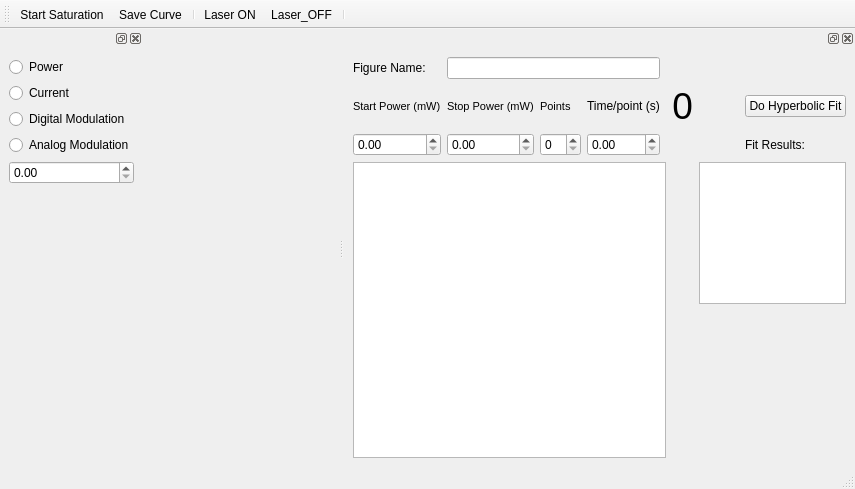
Qt form gui/laser/ui_laser.ui (sriharijayaram5/qudi) before a commit.
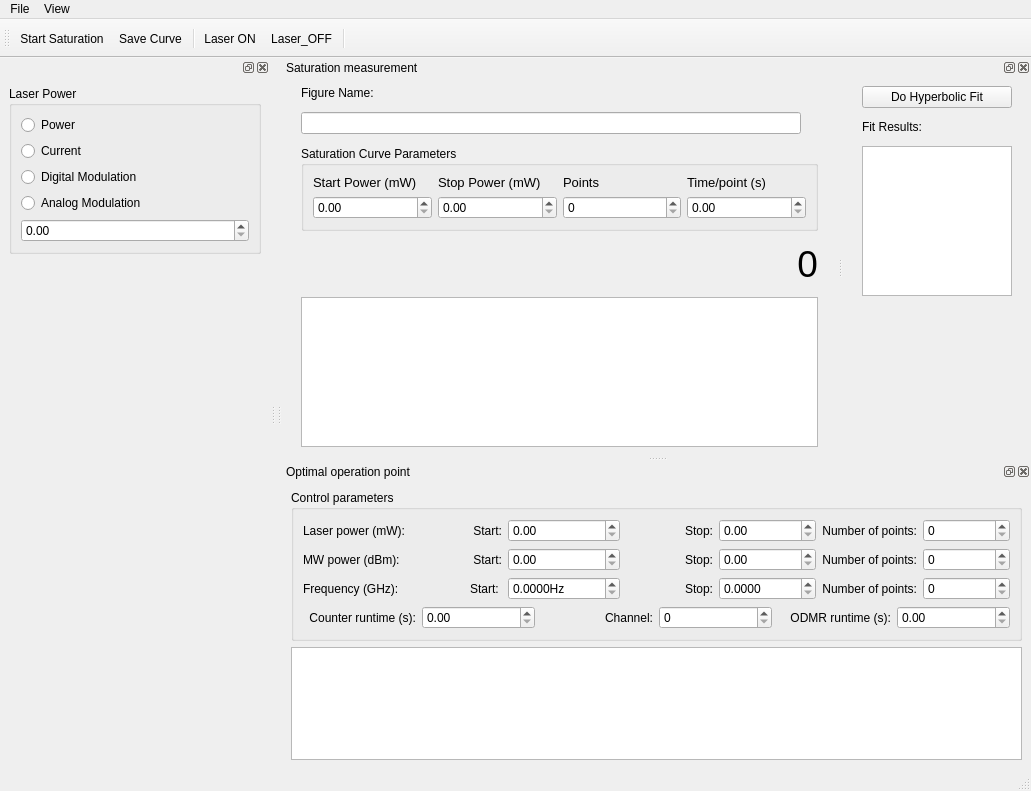
The same form after that commit. Icons and pictures are not drawn. Custom widgets are drawn as their Qt base class.

Commit message: Improve GUI for saturation curve. Add GUI for Optimal Operation Point measurement.

```diff
--- a/gui/laser/ui_laser.ui
+++ b/gui/laser/ui_laser.ui
@@ -6,8 +6,8 @@
    <rect>
     <x>0</x>
     <y>0</y>
-    <width>855</width>
-    <height>489</height>
+    <width>1031</width>
+    <height>791</height>
    </rect>
   </property>
   <property name="windowTitle">
@@ -23,99 +23,47 @@
      <verstretch>0</verstretch>
     </sizepolicy>
    </property>
-   <layout class="QGridLayout" name="gridLayout"/>
-  </widget>
-  <widget class="QStatusBar" name="statusbar"/>
-  <widget class="QDockWidget" name="dockWidget">
-   <property name="sizePolicy">
-    <sizepolicy hsizetype="Ignored" vsizetype="Preferred">
-     <horstretch>0</horstretch>
-     <verstretch>0</verstretch>
-    </sizepolicy>
+   <property name="maximumSize">
+    <size>
+     <width>0</width>
+     <height>0</height>
+    </size>
    </property>
-   <property name="allowedAreas">
-    <set>Qt::AllDockWidgetAreas</set>
+   <property name="mouseTracking">
+    <bool>true</bool>
    </property>
-   <attribute name="dockWidgetArea">
-    <number>1</number>
-   </attribute>
-   <widget class="QWidget" name="dockWidgetContents">
-    <property name="sizePolicy">
-     <sizepolicy hsizetype="Fixed" vsizetype="Preferred">
-      <horstretch>0</horstretch>
-      <verstretch>0</verstretch>
-     </sizepolicy>
-    </property>
-    <layout class="QGridLayout" name="gridLayout_3">
-     <item row="2" column="0">
-      <widget class="QRadioButton" name="digModulationRadioButton">
-       <property name="text">
-        <string>Digital Modulation</string>
-       </property>
-       <attribute name="buttonGroup">
-        <string notr="true">controlModeButtonGroup</string>
-       </attribute>
-      </widget>
-     </item>
-     <item row="1" column="0">
-      <widget class="QRadioButton" name="currentRadioButton">
-       <property name="text">
-        <string>Current</string>
-       </property>
-       <attribute name="buttonGroup">
-        <string notr="true">controlModeButtonGroup</string>
-       </attribute>
-      </widget>
-     </item>
-     <item row="0" column="0">
-      <widget class="QRadioButton" name="powerRadioButton">
-       <property name="text">
-        <string>Power</string>
-       </property>
-       <attribute name="buttonGroup">
-        <string notr="true">controlModeButtonGroup</string>
-       </attribute>
-      </widget>
-     </item>
-     <item row="4" column="0">
-      <widget class="ScienDSpinBox" name="LaserdoubleSpinBox"/>
-     </item>
-     <item row="3" column="0">
-      <widget class="QRadioButton" name="analogModulationRadioButton">
-       <property name="text">
-        <string>Analog Modulation</string>
-       </property>
-       <attribute name="buttonGroup">
-        <string notr="true">controlModeButtonGroup</string>
-       </attribute>
-      </widget>
-     </item>
-     <item row="5" column="0">
-      <spacer name="verticalSpacer">
-       <property name="orientation">
-        <enum>Qt::Vertical</enum>
-       </property>
-       <property name="sizeHint" stdset="0">
-        <size>
-         <width>20</width>
-         <height>40</height>
-        </size>
-       </property>
-      </spacer>
-     </item>
-    </layout>
-   </widget>
+   <property name="autoFillBackground">
+    <bool>false</bool>
+   </property>
   </widget>
-  <widget class="QDockWidget" name="saturation_Curve_DockWidget">
+  <widget class="QDockWidget" name="saturation_fit_DockWidget">
    <property name="sizePolicy">
     <sizepolicy hsizetype="Expanding" vsizetype="Preferred">
      <horstretch>0</horstretch>
      <verstretch>0</verstretch>
     </sizepolicy>
    </property>
+   <property name="minimumSize">
+    <size>
+     <width>730</width>
+     <height>398</height>
+    </size>
+   </property>
+   <property name="accessibleDescription">
+    <string/>
+   </property>
+   <property name="autoFillBackground">
+    <bool>false</bool>
+   </property>
+   <property name="floating">
+    <bool>false</bool>
+   </property>
    <property name="allowedAreas">
     <set>Qt::AllDockWidgetAreas</set>
    </property>
+   <property name="windowTitle">
+    <string>Saturation measurement</string>
+   </property>
    <attribute name="dockWidgetArea">
     <number>2</number>
    </attribute>
@@ -126,162 +74,290 @@
       <verstretch>0</verstretch>
      </sizepolicy>
     </property>
-    <layout class="QGridLayout" name="gridLayout_2">
-     <property name="sizeConstraint">
-      <enum>QLayout::SetMaximumSize</enum>
-     </property>
-     <item row="4" column="9">
-      <widget class="QPushButton" name="dofit_Button">
-       <property name="text">
-        <string>Do Hyperbolic Fit</string>
-       </property>
-      </widget>
-     </item>
-     <item row="5" column="2">
-      <widget class="QSpinBox" name="numPointsSpinBox"/>
-     </item>
-     <item row="1" column="1" colspan="3">
-      <widget class="QLineEdit" name="save_tag_LineEdit"/>
-     </item>
-     <item row="4" column="1">
-      <widget class="QLabel" name="StopPowerLabel">
-       <property name="font">
-        <font>
-         <pointsize>8</pointsize>
-        </font>
-       </property>
-       <property name="text">
-        <string>Stop Power (mW)</string>
-       </property>
-      </widget>
-     </item>
-     <item row="4" column="2">
-      <widget class="QLabel" name="NumPointsLabel">
-       <property name="font">
-        <font>
-         <pointsize>8</pointsize>
-        </font>
-       </property>
-       <property name="text">
-        <string>Points</string>
-       </property>
-      </widget>
-     </item>
-     <item row="4" column="0">
-      <widget class="QLabel" name="startPowerLabel">
-       <property name="font">
-        <font>
-         <pointsize>8</pointsize>
-        </font>
-       </property>
-       <property name="text">
-        <string>Start Power (mW)</string>
-       </property>
-      </widget>
-     </item>
-     <item row="5" column="0">
-      <widget class="ScienDSpinBox" name="startPowerDoubleSpinBox"/>
-     </item>
-     <item row="5" column="3">
-      <widget class="ScienDSpinBox" name="timeDoubleSpinBox"/>
-     </item>
-     <item row="4" column="3">
-      <widget class="QLabel" name="TimeperpointLabel">
-       <property name="text">
-        <string>Time/point (s)</string>
-       </property>
-      </widget>
-     </item>
-     <item row="5" column="1">
-      <widget class="ScienDSpinBox" name="stopPowerDoubleSpinBox"/>
-     </item>
-     <item row="1" column="0">
-      <widget class="QLabel" name="save_tag_label">
-       <property name="text">
-        <string>Figure Name:</string>
-       </property>
-      </widget>
-     </item>
-     <item row="5" column="9">
-      <widget class="QLabel" name="fit_tag_label">
-       <property name="text">
-        <string>Fit Results:</string>
-       </property>
-      </widget>
-     </item>
-     <item row="4" column="7">
-      <widget class="QLabel" name="saturation_Curve_Label">
-       <property name="sizePolicy">
-        <sizepolicy hsizetype="Expanding" vsizetype="Preferred">
-         <horstretch>0</horstretch>
-         <verstretch>0</verstretch>
-        </sizepolicy>
-       </property>
-       <property name="font">
-        <font>
-         <pointsize>28</pointsize>
-        </font>
-       </property>
-       <property name="text">
-        <string>0</string>
-       </property>
-       <property name="alignment">
-        <set>Qt::AlignRight|Qt::AlignTrailing|Qt::AlignVCenter</set>
-       </property>
-      </widget>
-     </item>
-     <item row="4" column="8">
-      <spacer name="horizontalSpacer">
+    <layout class="QHBoxLayout" name="horizontalLayout_2">
+     <item>
+      <widget class="QSplitter" name="splitter">
        <property name="orientation">
         <enum>Qt::Horizontal</enum>
        </property>
-       <property name="sizeHint" stdset="0">
-        <size>
-         <width>40</width>
-         <height>20</height>
-        </size>
-       </property>
-      </spacer>
-     </item>
-     <item row="6" column="0" rowspan="3" colspan="5">
-      <widget class="PlotWidget" name="saturation_Curve_PlotWidget"/>
-     </item>
-     <item row="8" column="9">
-      <spacer name="verticalSpacer_2">
-       <property name="orientation">
-        <enum>Qt::Vertical</enum>
-       </property>
-       <property name="sizeHint" stdset="0">
-        <size>
-         <width>20</width>
-         <height>40</height>
-        </size>
-       </property>
-      </spacer>
-     </item>
-     <item row="6" column="8" colspan="2">
-      <widget class="QTextBrowser" name="saturation_fit_results_DisplayWidget">
-       <property name="sizeAdjustPolicy">
-        <enum>QAbstractScrollArea::AdjustToContents</enum>
-       </property>
-       <property name="tabChangesFocus">
-        <bool>true</bool>
-       </property>
+       <widget class="QWidget" name="layoutWidget">
+        <layout class="QVBoxLayout" name="verticalLayout_7">
+         <property name="spacing">
+          <number>12</number>
+         </property>
+         <property name="leftMargin">
+          <number>10</number>
+         </property>
+         <property name="rightMargin">
+          <number>20</number>
+         </property>
+         <item>
+          <widget class="QLabel" name="save_tag_label">
+           <property name="text">
+            <string>Figure Name:</string>
+           </property>
+          </widget>
+         </item>
+         <item>
+          <widget class="QLineEdit" name="save_tag_LineEdit">
+           <property name="minimumSize">
+            <size>
+             <width>200</width>
+             <height>0</height>
+            </size>
+           </property>
+           <property name="maximumSize">
+            <size>
+             <width>500</width>
+             <height>16777215</height>
+            </size>
+           </property>
+           <property name="toolTip">
+            <string>Enter a nametag which will be added to the filename.</string>
+           </property>
+          </widget>
+         </item>
+         <item>
+          <widget class="QGroupBox" name="groupBox_2">
+           <property name="title">
+            <string>Saturation Curve Parameters</string>
+           </property>
+           <layout class="QHBoxLayout" name="horizontalLayout_4">
+            <item>
+             <layout class="QVBoxLayout" name="verticalLayout_2">
+              <item>
+               <widget class="QLabel" name="startPowerLabel">
+                <property name="sizePolicy">
+                 <sizepolicy hsizetype="Preferred" vsizetype="Preferred">
+                  <horstretch>0</horstretch>
+                  <verstretch>0</verstretch>
+                 </sizepolicy>
+                </property>
+                <property name="font">
+                 <font>
+                  <pointsize>10</pointsize>
+                 </font>
+                </property>
+                <property name="text">
+                 <string>Start Power (mW)</string>
+                </property>
+               </widget>
+              </item>
+              <item>
+               <widget class="ScienDSpinBox" name="startPowerDoubleSpinBox"/>
+              </item>
+             </layout>
+            </item>
+            <item>
+             <layout class="QVBoxLayout" name="verticalLayout_3">
+              <item>
+               <widget class="QLabel" name="StopPowerLabel">
+                <property name="sizePolicy">
+                 <sizepolicy hsizetype="Preferred" vsizetype="Preferred">
+                  <horstretch>0</horstretch>
+                  <verstretch>0</verstretch>
+                 </sizepolicy>
+                </property>
+                <property name="font">
+                 <font>
+                  <pointsize>10</pointsize>
+                 </font>
+                </property>
+                <property name="text">
+                 <string>Stop Power (mW)</string>
+                </property>
+               </widget>
+              </item>
+              <item>
+               <widget class="ScienDSpinBox" name="stopPowerDoubleSpinBox"/>
+              </item>
+             </layout>
+            </item>
+            <item>
+             <layout class="QVBoxLayout" name="verticalLayout_4">
+              <item>
+               <widget class="QLabel" name="NumPointsLabel">
+                <property name="sizePolicy">
+                 <sizepolicy hsizetype="Preferred" vsizetype="Preferred">
+                  <horstretch>0</horstretch>
+                  <verstretch>0</verstretch>
+                 </sizepolicy>
+                </property>
+                <property name="font">
+                 <font>
+                  <pointsize>10</pointsize>
+                 </font>
+                </property>
+                <property name="text">
+                 <string>Points</string>
+                </property>
+               </widget>
+              </item>
+              <item>
+               <widget class="QSpinBox" name="numPointsSpinBox"/>
+              </item>
+             </layout>
+            </item>
+            <item>
+             <layout class="QVBoxLayout" name="verticalLayout_5">
+              <item>
+               <widget class="QLabel" name="TimeperpointLabel">
+                <property name="sizePolicy">
+                 <sizepolicy hsizetype="Preferred" vsizetype="Preferred">
+                  <horstretch>0</horstretch>
+                  <verstretch>0</verstretch>
+                 </sizepolicy>
+                </property>
+                <property name="font">
+                 <font>
+                  <pointsize>10</pointsize>
+                 </font>
+                </property>
+                <property name="text">
+                 <string>&lt;html&gt;&lt;head/&gt;&lt;body&gt;&lt;p&gt;Time/point (s)&lt;/p&gt;&lt;/body&gt;&lt;/html&gt;</string>
+                </property>
+                <property name="textFormat">
+                 <enum>Qt::AutoText</enum>
+                </property>
+               </widget>
+              </item>
+              <item>
+               <widget class="ScienDSpinBox" name="timeDoubleSpinBox"/>
+              </item>
+             </layout>
+            </item>
+           </layout>
+          </widget>
+         </item>
+         <item>
+          <layout class="QHBoxLayout" name="horizontalLayout">
+           <item>
+            <spacer name="horizontalSpacer">
+             <property name="orientation">
+              <enum>Qt::Horizontal</enum>
+             </property>
+             <property name="sizeHint" stdset="0">
+              <size>
+               <width>33</width>
+               <height>39</height>
+              </size>
+             </property>
+            </spacer>
+           </item>
+           <item>
+            <widget class="QLabel" name="saturation_Curve_Label">
+             <property name="sizePolicy">
+              <sizepolicy hsizetype="Expanding" vsizetype="Preferred">
+               <horstretch>0</horstretch>
+               <verstretch>0</verstretch>
+              </sizepolicy>
+             </property>
+             <property name="font">
+              <font>
+               <pointsize>28</pointsize>
+              </font>
+             </property>
+             <property name="text">
+              <string>0</string>
+             </property>
+             <property name="alignment">
+              <set>Qt::AlignRight|Qt::AlignTrailing|Qt::AlignVCenter</set>
+             </property>
+            </widget>
+           </item>
+          </layout>
+         </item>
+         <item>
+          <widget class="PlotWidget" name="saturation_Curve_PlotWidget">
+           <property name="sizePolicy">
+            <sizepolicy hsizetype="Expanding" vsizetype="Expanding">
+             <horstretch>2</horstretch>
+             <verstretch>0</verstretch>
+            </sizepolicy>
+           </property>
+          </widget>
+         </item>
+        </layout>
+       </widget>
+       <widget class="QWidget" name="layoutWidget">
+        <layout class="QVBoxLayout" name="verticalLayout">
+         <property name="spacing">
+          <number>12</number>
+         </property>
+         <property name="leftMargin">
+          <number>20</number>
+         </property>
+         <property name="rightMargin">
+          <number>10</number>
+         </property>
+         <item>
+          <widget class="QPushButton" name="dofit_Button">
+           <property name="maximumSize">
+            <size>
+             <width>275</width>
+             <height>16777215</height>
+            </size>
+           </property>
+           <property name="text">
+            <string>Do Hyperbolic Fit</string>
+           </property>
+           <property name="checkable">
+            <bool>true</bool>
+           </property>
+           <property name="autoDefault">
+            <bool>false</bool>
+           </property>
+          </widget>
+         </item>
+         <item>
+          <widget class="QLabel" name="fit_tag_label">
+           <property name="text">
+            <string>Fit Results:</string>
+           </property>
+          </widget>
+         </item>
+         <item>
+          <widget class="QTextBrowser" name="saturation_fit_results_DisplayWidget">
+           <property name="sizePolicy">
+            <sizepolicy hsizetype="Expanding" vsizetype="Expanding">
+             <horstretch>1</horstretch>
+             <verstretch>0</verstretch>
+            </sizepolicy>
+           </property>
+           <property name="maximumSize">
+            <size>
+             <width>275</width>
+             <height>150</height>
+            </size>
+           </property>
+           <property name="sizeAdjustPolicy">
+            <enum>QAbstractScrollArea::AdjustToContents</enum>
+           </property>
+           <property name="tabChangesFocus">
+            <bool>true</bool>
+           </property>
+          </widget>
+         </item>
+         <item>
+          <spacer name="verticalSpacer">
+           <property name="orientation">
+            <enum>Qt::Vertical</enum>
+           </property>
+           <property name="sizeHint" stdset="0">
+            <size>
+             <width>20</width>
+             <height>40</height>
+            </size>
+           </property>
+          </spacer>
+         </item>
+        </layout>
+       </widget>
       </widget>
      </item>
     </layout>
    </widget>
   </widget>
-  <widget class="QMenuBar" name="menubar">
-   <property name="geometry">
-    <rect>
-     <x>0</x>
-     <y>0</y>
-     <width>855</width>
-     <height>22</height>
-    </rect>
-   </property>
-  </widget>
   <widget class="QToolBar" name="toolBar">
    <property name="windowTitle">
     <string>toolBar</string>
@@ -301,6 +377,358 @@
    <addaction name="laser_ON_Action"/>
    <addaction name="laser_OFF_Action"/>
    <addaction name="separator"/>
+   <addaction name="run_stop_measurement_Action"/>
+  </widget>
+  <widget class="QStatusBar" name="statusbar"/>
+  <widget class="QMenuBar" name="menubar">
+   <property name="geometry">
+    <rect>
+     <x>0</x>
+     <y>0</y>
+     <width>1031</width>
+     <height>22</height>
+    </rect>
+   </property>
+   <widget class="QMenu" name="menuFile">
+    <property name="title">
+     <string>File</string>
+    </property>
+    <addaction name="action_Save"/>
+    <addaction name="action_Close"/>
+   </widget>
+   <widget class="QMenu" name="menuView">
+    <property name="title">
+     <string>View</string>
+    </property>
+    <addaction name="action_RestoreDefault"/>
+   </widget>
+   <addaction name="menuFile"/>
+   <addaction name="menuView"/>
+  </widget>
+  <widget class="QDockWidget" name="laser_power_DockWidget">
+   <property name="sizePolicy">
+    <sizepolicy hsizetype="Fixed" vsizetype="Preferred">
+     <horstretch>0</horstretch>
+     <verstretch>0</verstretch>
+    </sizepolicy>
+   </property>
+   <property name="minimumSize">
+    <size>
+     <width>200</width>
+     <height>259</height>
+    </size>
+   </property>
+   <property name="maximumSize">
+    <size>
+     <width>270</width>
+     <height>324</height>
+    </size>
+   </property>
+   <property name="windowTitle">
+    <string/>
+   </property>
+   <attribute name="dockWidgetArea">
+    <number>1</number>
+   </attribute>
+   <widget class="QWidget" name="dockWidgetContents_3">
+    <layout class="QVBoxLayout" name="verticalLayout_9">
+     <item>
+      <widget class="QGroupBox" name="groupBox">
+       <property name="title">
+        <string>Laser Power</string>
+       </property>
+       <layout class="QVBoxLayout" name="verticalLayout_8">
+        <item>
+         <widget class="QRadioButton" name="powerRadioButton">
+          <property name="text">
+           <string>Power</string>
+          </property>
+          <attribute name="buttonGroup">
+           <string notr="true">controlModeButtonGroup</string>
+          </attribute>
+         </widget>
+        </item>
+        <item>
+         <widget class="QRadioButton" name="currentRadioButton">
+          <property name="text">
+           <string>Current</string>
+          </property>
+          <attribute name="buttonGroup">
+           <string notr="true">controlModeButtonGroup</string>
+          </attribute>
+         </widget>
+        </item>
+        <item>
+         <widget class="QRadioButton" name="digModulationRadioButton">
+          <property name="text">
+           <string>Digital Modulation</string>
+          </property>
+          <attribute name="buttonGroup">
+           <string notr="true">controlModeButtonGroup</string>
+          </attribute>
+         </widget>
+        </item>
+        <item>
+         <widget class="QRadioButton" name="analogModulationRadioButton">
+          <property name="text">
+           <string>Analog Modulation</string>
+          </property>
+          <attribute name="buttonGroup">
+           <string notr="true">controlModeButtonGroup</string>
+          </attribute>
+         </widget>
+        </item>
+        <item>
+         <widget class="ScienDSpinBox" name="LaserdoubleSpinBox"/>
+        </item>
+       </layout>
+      </widget>
+     </item>
+     <item>
+      <spacer name="verticalSpacer_3">
+       <property name="orientation">
+        <enum>Qt::Vertical</enum>
+       </property>
+       <property name="sizeHint" stdset="0">
+        <size>
+         <width>20</width>
+         <height>40</height>
+        </size>
+       </property>
+      </spacer>
+     </item>
+    </layout>
+   </widget>
+  </widget>
+  <widget class="QDockWidget" name="OOP_DockWidget">
+   <property name="windowTitle">
+    <string>Optimal operation point</string>
+   </property>
+   <attribute name="dockWidgetArea">
+    <number>2</number>
+   </attribute>
+   <widget class="QWidget" name="dockWidgetContents_4">
+    <layout class="QVBoxLayout" name="verticalLayout_10">
+     <item>
+      <widget class="QGroupBox" name="groupBox_3">
+       <property name="title">
+        <string>Control parameters</string>
+       </property>
+       <layout class="QVBoxLayout" name="verticalLayout_6">
+        <item>
+         <layout class="QGridLayout" name="gridLayout">
+          <item row="2" column="5">
+           <widget class="QLabel" name="freq_num_Label">
+            <property name="text">
+             <string>Number of points:</string>
+            </property>
+            <property name="alignment">
+             <set>Qt::AlignRight|Qt::AlignTrailing|Qt::AlignVCenter</set>
+            </property>
+           </widget>
+          </item>
+          <item row="1" column="5">
+           <widget class="QLabel" name="mw_power_num_Label">
+            <property name="text">
+             <string>Number of points:</string>
+            </property>
+            <property name="alignment">
+             <set>Qt::AlignRight|Qt::AlignTrailing|Qt::AlignVCenter</set>
+            </property>
+           </widget>
+          </item>
+          <item row="0" column="3">
+           <widget class="QLabel" name="laser_power_stop_Label">
+            <property name="text">
+             <string>Stop:</string>
+            </property>
+            <property name="alignment">
+             <set>Qt::AlignRight|Qt::AlignTrailing|Qt::AlignVCenter</set>
+            </property>
+           </widget>
+          </item>
+          <item row="0" column="4">
+           <widget class="ScienDSpinBox" name="laser_power_stop_DoubleSpinBox"/>
+          </item>
+          <item row="0" column="5">
+           <widget class="QLabel" name="laser_power_num_Label">
+            <property name="text">
+             <string>Number of points:</string>
+            </property>
+            <property name="alignment">
+             <set>Qt::AlignRight|Qt::AlignTrailing|Qt::AlignVCenter</set>
+            </property>
+           </widget>
+          </item>
+          <item row="1" column="0">
+           <widget class="QLabel" name="mw_power_Label">
+            <property name="text">
+             <string>MW power (dBm): </string>
+            </property>
+           </widget>
+          </item>
+          <item row="0" column="6">
+           <widget class="QSpinBox" name="laser_power_num_SpinBox"/>
+          </item>
+          <item row="2" column="0">
+           <widget class="QLabel" name="freq_Label">
+            <property name="text">
+             <string>Frequency (GHz):</string>
+            </property>
+           </widget>
+          </item>
+          <item row="1" column="4">
+           <widget class="ScienDSpinBox" name="mw_power_stop_DoubleSpinBox"/>
+          </item>
+          <item row="2" column="4">
+           <widget class="ScienDSpinBox" name="freq_stop_DoubleSpinBox">
+            <property name="decimals">
+             <number>4</number>
+            </property>
+            <property name="maximum">
+             <double>1000000000.000000000000000</double>
+            </property>
+           </widget>
+          </item>
+          <item row="1" column="2">
+           <widget class="ScienDSpinBox" name="mw_power_start_DoubleSpinBox"/>
+          </item>
+          <item row="2" column="6">
+           <widget class="QSpinBox" name="freq_num_SpinBox"/>
+          </item>
+          <item row="1" column="1">
+           <widget class="QLabel" name="mw_power_start_Label">
+            <property name="text">
+             <string>Start:</string>
+            </property>
+            <property name="alignment">
+             <set>Qt::AlignRight|Qt::AlignTrailing|Qt::AlignVCenter</set>
+            </property>
+           </widget>
+          </item>
+          <item row="1" column="6">
+           <widget class="QSpinBox" name="mw_power_num_SpinBox"/>
+          </item>
+          <item row="1" column="3">
+           <widget class="QLabel" name="mw_power_stop_Label">
+            <property name="text">
+             <string>Stop:</string>
+            </property>
+            <property name="alignment">
+             <set>Qt::AlignRight|Qt::AlignTrailing|Qt::AlignVCenter</set>
+            </property>
+           </widget>
+          </item>
+          <item row="2" column="1">
+           <widget class="QLabel" name="freq_start_Label">
+            <property name="text">
+             <string>Start: </string>
+            </property>
+            <property name="alignment">
+             <set>Qt::AlignRight|Qt::AlignTrailing|Qt::AlignVCenter</set>
+            </property>
+           </widget>
+          </item>
+          <item row="2" column="3">
+           <widget class="QLabel" name="freq_stop_Label">
+            <property name="text">
+             <string>Stop:</string>
+            </property>
+            <property name="alignment">
+             <set>Qt::AlignRight|Qt::AlignTrailing|Qt::AlignVCenter</set>
+            </property>
+           </widget>
+          </item>
+          <item row="2" column="2">
+           <widget class="ScienDSpinBox" name="freq_start_DoubleSpinBox">
+            <property name="suffix">
+             <string>Hz</string>
+            </property>
+            <property name="decimals">
+             <number>4</number>
+            </property>
+            <property name="maximum">
+             <double>1000000000.000000000000000</double>
+            </property>
+           </widget>
+          </item>
+          <item row="0" column="1">
+           <widget class="QLabel" name="laser_power_start_Label">
+            <property name="text">
+             <string>Start:</string>
+            </property>
+            <property name="alignment">
+             <set>Qt::AlignRight|Qt::AlignTrailing|Qt::AlignVCenter</set>
+            </property>
+           </widget>
+          </item>
+          <item row="0" column="0">
+           <widget class="QLabel" name="laser_power_Label">
+            <property name="text">
+             <string>Laser power (mW): </string>
+            </property>
+           </widget>
+          </item>
+          <item row="0" column="2">
+           <widget class="ScienDSpinBox" name="laser_power_start_DoubleSpinBox">
+            <property name="decimals">
+             <number>2</number>
+            </property>
+           </widget>
+          </item>
+         </layout>
+        </item>
+        <item>
+         <layout class="QHBoxLayout" name="horizontalLayout_5">
+          <item>
+           <widget class="QLabel" name="counter_runtime_Label">
+            <property name="text">
+             <string>Counter runtime (s):</string>
+            </property>
+            <property name="alignment">
+             <set>Qt::AlignRight|Qt::AlignTrailing|Qt::AlignVCenter</set>
+            </property>
+           </widget>
+          </item>
+          <item>
+           <widget class="ScienDSpinBox" name="counter_runtime_DoubleSpinBox"/>
+          </item>
+          <item>
+           <widget class="QLabel" name="channel_Label">
+            <property name="text">
+             <string>Channel:</string>
+            </property>
+            <property name="alignment">
+             <set>Qt::AlignRight|Qt::AlignTrailing|Qt::AlignVCenter</set>
+            </property>
+           </widget>
+          </item>
+          <item>
+           <widget class="QSpinBox" name="channel_SpinBox"/>
+          </item>
+          <item>
+           <widget class="QLabel" name="odmr_runtime_label">
+            <property name="text">
+             <string>ODMR runtime (s):</string>
+            </property>
+            <property name="alignment">
+             <set>Qt::AlignRight|Qt::AlignTrailing|Qt::AlignVCenter</set>
+            </property>
+           </widget>
+          </item>
+          <item>
+           <widget class="ScienDSpinBox" name="odmr_runtime_DoubleSpinBox"/>
+          </item>
+         </layout>
+        </item>
+       </layout>
+      </widget>
+     </item>
+     <item>
+      <widget class="PlotWidget" name="matrix_PlotWidget"/>
+     </item>
+    </layout>
+   </widget>
   </widget>
   <action name="start_saturation_Action">
    <property name="checkable">
@@ -360,6 +788,45 @@
     <string>Laser OFF</string>
    </property>
   </action>
+  <action name="action_Save">
+   <property name="icon">
+    <iconset>
+     <normaloff>../../../qnami-qudi/artwork/icons/oxygen/22x22/document-save.png</normaloff>../../../qnami-qudi/artwork/icons/oxygen/22x22/document-save.png</iconset>
+   </property>
+   <property name="text">
+    <string>&amp;Save</string>
+   </property>
+  </action>
+  <action name="action_Close">
+   <property name="icon">
+    <iconset>
+     <normaloff>../../../qnami-qudi/artwork/icons/oxygen/22x22/application-exit.png</normaloff>../../../qnami-qudi/artwork/icons/oxygen/22x22/application-exit.png</iconset>
+   </property>
+   <property name="text">
+    <string>&amp;Close</string>
+   </property>
+  </action>
+  <action name="action_RestoreDefault">
+   <property name="text">
+    <string>Restore &amp;default</string>
+   </property>
+  </action>
+  <action name="run_stop_measurement_Action">
+   <property name="checkable">
+    <bool>true</bool>
+   </property>
+   <property name="icon">
+    <iconset>
+     <normaloff>../../../qnami-qudi/artwork/icons/qudiTheme/22x22/scan-depth-loop.png</normaloff>
+     <normalon>../../../qnami-qudi/artwork/icons/qudiTheme/22x22/stop-counter.png</normalon>../../../qnami-qudi/artwork/icons/qudiTheme/22x22/scan-depth-loop.png</iconset>
+   </property>
+   <property name="text">
+    <string/>
+   </property>
+   <property name="iconText">
+    <string/>
+   </property>
+  </action>
  </widget>
  <customwidgets>
   <customwidget>
```
Left out of the diff: 19 changed lines with no effect on the pictures. The commit also changes 2 other files.
